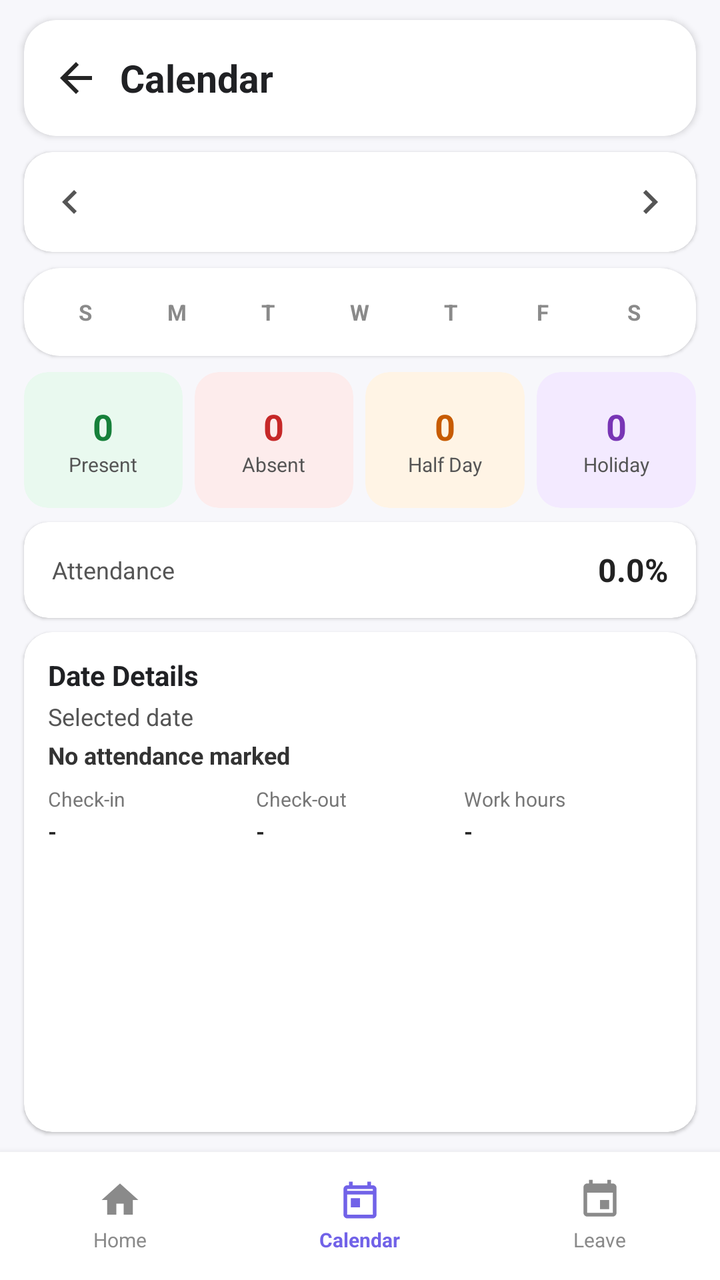
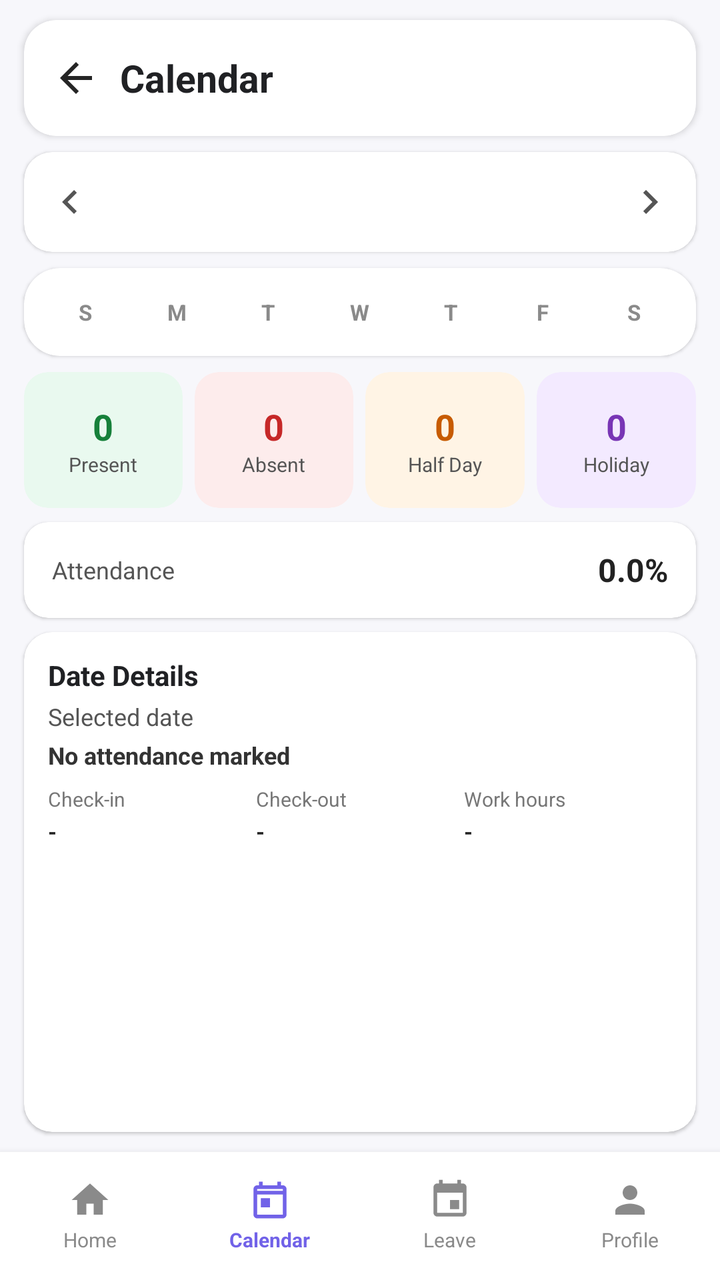

Two renders of the same Android screen: before a commit and after it. Below are the layout's source before the change and the commit's diff.
<!-- AndroidManifest.xml: application theme Theme.CollegeAttendance -->
<!-- res/layout/activity_calendar.xml -->
<?xml version="1.0" encoding="utf-8"?>
<LinearLayout xmlns:android="http://schemas.android.com/apk/res/android"
    xmlns:app="http://schemas.android.com/apk/res-auto"
    android:layout_width="match_parent"
    android:layout_height="match_parent"
    android:background="#F7F7FB"
    android:orientation="vertical">

    
    
    

    <com.google.android.material.card.MaterialCardView
        android:layout_width="match_parent"
        android:layout_height="58dp"
        android:layout_marginStart="12dp"
        android:layout_marginTop="10dp"
        android:layout_marginEnd="12dp"
        android:layout_marginBottom="8dp"
        app:cardBackgroundColor="@android:color/white"
        app:cardCornerRadius="16dp"
        app:cardElevation="2dp"
        app:strokeWidth="0dp">

        <LinearLayout
            android:layout_width="match_parent"
            android:layout_height="match_parent"
            android:gravity="center_vertical"
            android:orientation="horizontal"
            android:paddingStart="4dp"
            android:paddingEnd="12dp">

            <ImageButton
                android:id="@+id/btnBack"
                android:layout_width="44dp"
                android:layout_height="44dp"
                android:background="?attr/selectableItemBackgroundBorderless"
                android:contentDescription="@string/back"
                android:padding="11dp"
                android:src="@drawable/ic_arrow_back"
                app:tint="#252525" />

            <TextView
                android:id="@+id/tvCalendarTitle"
                android:layout_width="0dp"
                android:layout_height="wrap_content"
                android:layout_weight="1"
                android:text="@string/calendar_title"
                android:textColor="#202124"
                android:textSize="19sp"
                android:textStyle="bold" />

        </LinearLayout>

    </com.google.android.material.card.MaterialCardView>


    
    
    

    <com.google.android.material.card.MaterialCardView
        android:layout_width="match_parent"
        android:layout_height="50dp"
        android:layout_marginStart="12dp"
        android:layout_marginEnd="12dp"
        android:layout_marginBottom="8dp"
        app:cardBackgroundColor="@android:color/white"
        app:cardCornerRadius="14dp"
        app:cardElevation="1dp"
        app:strokeWidth="0dp">

        <LinearLayout
            android:layout_width="match_parent"
            android:layout_height="match_parent"
            android:gravity="center_vertical"
            android:orientation="horizontal">

            <ImageButton
                android:id="@+id/btnPreviousMonth"
                android:layout_width="46dp"
                android:layout_height="46dp"
                android:background="?attr/selectableItemBackgroundBorderless"
                android:contentDescription="@string/previous_month"
                android:padding="12dp"
                android:src="@drawable/ic_chevron_left"
                app:tint="#555555" />

            <TextView
                android:id="@+id/tvMonthYear"
                android:layout_width="0dp"
                android:layout_height="wrap_content"
                android:layout_weight="1"
                android:gravity="center"
                android:textColor="#202124"
                android:textSize="16sp"
                android:textStyle="bold" />

            <ImageButton
                android:id="@+id/btnNextMonth"
                android:layout_width="46dp"
                android:layout_height="46dp"
                android:background="?attr/selectableItemBackgroundBorderless"
                android:contentDescription="@string/next_month"
                android:padding="12dp"
                android:src="@drawable/ic_chevron_right"
                app:tint="#555555" />

        </LinearLayout>

    </com.google.android.material.card.MaterialCardView>


    
    
    

    <com.google.android.material.card.MaterialCardView
        android:layout_width="match_parent"
        android:layout_height="wrap_content"
        android:layout_marginStart="12dp"
        android:layout_marginEnd="12dp"
        app:cardBackgroundColor="@android:color/white"
        app:cardCornerRadius="18dp"
        app:cardElevation="1dp"
        app:strokeWidth="0dp">

        <LinearLayout
            android:layout_width="match_parent"
            android:layout_height="wrap_content"
            android:orientation="vertical"
            android:paddingStart="8dp"
            android:paddingTop="8dp"
            android:paddingEnd="8dp"
            android:paddingBottom="8dp">

            
            
            

            <GridLayout
                android:layout_width="match_parent"
                android:layout_height="28dp"
                android:columnCount="7"
                android:rowCount="1">

                <TextView
                    android:layout_width="0dp"
                    android:layout_height="match_parent"
                    android:layout_columnWeight="1"
                    android:gravity="center"
                    android:text="S"
                    android:textColor="#8A8A8A"
                    android:textSize="11sp"
                    android:textStyle="bold" />

                <TextView
                    android:layout_width="0dp"
                    android:layout_height="match_parent"
                    android:layout_columnWeight="1"
                    android:gravity="center"
                    android:text="M"
                    android:textColor="#8A8A8A"
                    android:textSize="11sp"
                    android:textStyle="bold" />

                <TextView
                    android:layout_width="0dp"
                    android:layout_height="match_parent"
                    android:layout_columnWeight="1"
                    android:gravity="center"
                    android:text="T"
                    android:textColor="#8A8A8A"
                    android:textSize="11sp"
                    android:textStyle="bold" />

                <TextView
                    android:layout_width="0dp"
                    android:layout_height="match_parent"
                    android:layout_columnWeight="1"
                    android:gravity="center"
                    android:text="W"
                    android:textColor="#8A8A8A"
                    android:textSize="11sp"
                    android:textStyle="bold" />

                <TextView
                    android:layout_width="0dp"
                    android:layout_height="match_parent"
                    android:layout_columnWeight="1"
                    android:gravity="center"
                    android:text="T"
                    android:textColor="#8A8A8A"
                    android:textSize="11sp"
                    android:textStyle="bold" />

                <TextView
                    android:layout_width="0dp"
                    android:layout_height="match_parent"
                    android:layout_columnWeight="1"
                    android:gravity="center"
                    android:text="F"
                    android:textColor="#8A8A8A"
                    android:textSize="11sp"
                    android:textStyle="bold" />

                <TextView
                    android:layout_width="0dp"
                    android:layout_height="match_parent"
                    android:layout_columnWeight="1"
                    android:gravity="center"
                    android:text="S"
                    android:textColor="#8A8A8A"
                    android:textSize="11sp"
                    android:textStyle="bold" />

            </GridLayout>


            
            
            

            <GridLayout
                android:id="@+id/calendarGrid"
                android:layout_width="match_parent"
                android:layout_height="wrap_content"
                android:columnCount="7"
                android:rowCount="6"
                android:useDefaultMargins="false" />

        </LinearLayout>

    </com.google.android.material.card.MaterialCardView>


    
    
    

    <LinearLayout
        android:layout_width="match_parent"
        android:layout_height="68dp"
        android:layout_marginStart="12dp"
        android:layout_marginTop="8dp"
        android:layout_marginEnd="12dp"
        android:baselineAligned="false"
        android:orientation="horizontal">

        

        <com.google.android.material.card.MaterialCardView
            android:layout_width="0dp"
            android:layout_height="match_parent"
            android:layout_marginEnd="3dp"
            android:layout_weight="1"
            app:cardBackgroundColor="#E9F9EF"
            app:cardCornerRadius="12dp"
            app:cardElevation="0dp"
            app:strokeWidth="0dp">

            <LinearLayout
                android:layout_width="match_parent"
                android:layout_height="match_parent"
                android:gravity="center"
                android:orientation="vertical">

                <TextView
                    android:id="@+id/tvPresentCount"
                    android:layout_width="wrap_content"
                    android:layout_height="wrap_content"
                    android:text="0"
                    android:textColor="#16803A"
                    android:textSize="18sp"
                    android:textStyle="bold" />

                <TextView
                    android:layout_width="wrap_content"
                    android:layout_height="wrap_content"
                    android:text="@string/present"
                    android:textColor="#555555"
                    android:textSize="10sp" />

            </LinearLayout>

        </com.google.android.material.card.MaterialCardView>


        

        <com.google.android.material.card.MaterialCardView
            android:layout_width="0dp"
            android:layout_height="match_parent"
            android:layout_marginStart="3dp"
            android:layout_marginEnd="3dp"
            android:layout_weight="1"
            app:cardBackgroundColor="#FDECEC"
            app:cardCornerRadius="12dp"
            app:cardElevation="0dp"
            app:strokeWidth="0dp">

            <LinearLayout
                android:layout_width="match_parent"
                android:layout_height="match_parent"
                android:gravity="center"
                android:orientation="vertical">

                <TextView
                    android:id="@+id/tvAbsentCount"
                    android:layout_width="wrap_content"
                    android:layout_height="wrap_content"
                    android:text="0"
                    android:textColor="#C62828"
                    android:textSize="18sp"
                    android:textStyle="bold" />

                <TextView
                    android:layout_width="wrap_content"
                    android:layout_height="wrap_content"
                    android:text="@string/absent"
                    android:textColor="#555555"
                    android:textSize="10sp" />

            </LinearLayout>

        </com.google.android.material.card.MaterialCardView>


        

        <com.google.android.material.card.MaterialCardView
            android:layout_width="0dp"
            android:layout_height="match_parent"
            android:layout_marginStart="3dp"
            android:layout_marginEnd="3dp"
            android:layout_weight="1"
            app:cardBackgroundColor="#FFF4E5"
            app:cardCornerRadius="12dp"
            app:cardElevation="0dp"
            app:strokeWidth="0dp">

            <LinearLayout
                android:layout_width="match_parent"
                android:layout_height="match_parent"
                android:gravity="center"
                android:orientation="vertical">

                <TextView
                    android:id="@+id/tvHalfDayCount"
                    android:layout_width="wrap_content"
                    android:layout_height="wrap_content"
                    android:text="0"
                    android:textColor="#C75B00"
                    android:textSize="18sp"
                    android:textStyle="bold" />

                <TextView
                    android:layout_width="wrap_content"
                    android:layout_height="wrap_content"
                    android:text="@string/half_day"
                    android:textColor="#555555"
                    android:textSize="10sp" />

            </LinearLayout>

        </com.google.android.material.card.MaterialCardView>


        

        <com.google.android.material.card.MaterialCardView
            android:layout_width="0dp"
            android:layout_height="match_parent"
            android:layout_marginStart="3dp"
            android:layout_weight="1"
            app:cardBackgroundColor="#F3EAFF"
            app:cardCornerRadius="12dp"
            app:cardElevation="0dp"
            app:strokeWidth="0dp">

            <LinearLayout
                android:layout_width="match_parent"
                android:layout_height="match_parent"
                android:gravity="center"
                android:orientation="vertical">

                <TextView
                    android:id="@+id/tvHolidayCount"
                    android:layout_width="wrap_content"
                    android:layout_height="wrap_content"
                    android:text="0"
                    android:textColor="#7835B5"
                    android:textSize="18sp"
                    android:textStyle="bold" />

                <TextView
                    android:layout_width="wrap_content"
                    android:layout_height="wrap_content"
                    android:text="@string/holiday"
                    android:textColor="#555555"
                    android:textSize="10sp" />

            </LinearLayout>

        </com.google.android.material.card.MaterialCardView>

    </LinearLayout>


    
    
    

    <com.google.android.material.card.MaterialCardView
        android:layout_width="match_parent"
        android:layout_height="48dp"
        android:layout_marginStart="12dp"
        android:layout_marginTop="7dp"
        android:layout_marginEnd="12dp"
        app:cardBackgroundColor="@android:color/white"
        app:cardCornerRadius="12dp"
        app:cardElevation="1dp"
        app:strokeWidth="0dp">

        <LinearLayout
            android:layout_width="match_parent"
            android:layout_height="match_parent"
            android:gravity="center_vertical"
            android:orientation="horizontal"
            android:paddingStart="14dp"
            android:paddingEnd="14dp">

            <TextView
                android:layout_width="0dp"
                android:layout_height="wrap_content"
                android:layout_weight="1"
                android:text="@string/attendance_percentage"
                android:textColor="#555555"
                android:textSize="12sp" />

            <TextView
                android:id="@+id/tvAttendancePercentage"
                android:layout_width="wrap_content"
                android:layout_height="wrap_content"
                android:text="0.0%"
                android:textColor="#222222"
                android:textSize="16sp"
                android:textStyle="bold" />

        </LinearLayout>

    </com.google.android.material.card.MaterialCardView>


    
    
    

    <com.google.android.material.card.MaterialCardView
        android:layout_width="match_parent"
        android:layout_height="0dp"
        android:layout_marginStart="12dp"
        android:layout_marginTop="7dp"
        android:layout_marginEnd="12dp"
        android:layout_marginBottom="10dp"
        android:layout_weight="1"
        app:cardBackgroundColor="@android:color/white"
        app:cardCornerRadius="14dp"
        app:cardElevation="1dp"
        app:strokeWidth="0dp">

        <LinearLayout
            android:layout_width="match_parent"
            android:layout_height="match_parent"
            android:orientation="vertical"
            android:padding="12dp">

            <TextView
                android:layout_width="wrap_content"
                android:layout_height="wrap_content"
                android:text="@string/date_details"
                android:textColor="#202124"
                android:textSize="14sp"
                android:textStyle="bold" />

            <TextView
                android:id="@+id/tvSelectedDate"
                android:layout_width="match_parent"
                android:layout_height="wrap_content"
                android:layout_marginTop="3dp"
                android:text="@string/selected_date"
                android:textColor="#555555"
                android:textSize="12sp" />

            <TextView
                android:id="@+id/tvSelectedStatus"
                android:layout_width="match_parent"
                android:layout_height="wrap_content"
                android:layout_marginTop="3dp"
                android:text="@string/no_attendance"
                android:textColor="#333333"
                android:textSize="12sp"
                android:textStyle="bold" />

            <LinearLayout
                android:layout_width="match_parent"
                android:layout_height="wrap_content"
                android:layout_marginTop="7dp"
                android:baselineAligned="false"
                android:orientation="horizontal">

                <TextView
                    android:layout_width="0dp"
                    android:layout_height="wrap_content"
                    android:layout_weight="1"
                    android:text="@string/check_in_time"
                    android:textColor="#777777"
                    android:textSize="10sp" />

                <TextView
                    android:layout_width="0dp"
                    android:layout_height="wrap_content"
                    android:layout_weight="1"
                    android:text="@string/check_out_time"
                    android:textColor="#777777"
                    android:textSize="10sp" />

                <TextView
                    android:layout_width="0dp"
                    android:layout_height="wrap_content"
                    android:layout_weight="1"
                    android:text="@string/total_work_hours"
                    android:textColor="#777777"
                    android:textSize="10sp" />

            </LinearLayout>

            <LinearLayout
                android:layout_width="match_parent"
                android:layout_height="wrap_content"
                android:layout_marginTop="2dp"
                android:baselineAligned="false"
                android:orientation="horizontal">

                <TextView
                    android:id="@+id/tvSelectedCheckIn"
                    android:layout_width="0dp"
                    android:layout_height="wrap_content"
                    android:layout_weight="1"
                    android:text="-"
                    android:textColor="#222222"
                    android:textSize="11sp"
                    android:textStyle="bold" />

                <TextView
                    android:id="@+id/tvSelectedCheckOut"
                    android:layout_width="0dp"
                    android:layout_height="wrap_content"
                    android:layout_weight="1"
                    android:text="-"
                    android:textColor="#222222"
                    android:textSize="11sp"
                    android:textStyle="bold" />

                <TextView
                    android:id="@+id/tvSelectedWorkHours"
                    android:layout_width="0dp"
                    android:layout_height="wrap_content"
                    android:layout_weight="1"
                    android:text="-"
                    android:textColor="#222222"
                    android:textSize="11sp"
                    android:textStyle="bold" />

            </LinearLayout>

        </LinearLayout>



    </com.google.android.material.card.MaterialCardView>
    
    
    

    <com.google.android.material.card.MaterialCardView
        android:layout_width="match_parent"
        android:layout_height="64dp"
        app:cardBackgroundColor="@android:color/white"
        app:cardCornerRadius="0dp"
        app:cardElevation="6dp"
        app:strokeWidth="0dp">

        <LinearLayout
            android:layout_width="match_parent"
            android:layout_height="match_parent"
            android:gravity="center"
            android:orientation="horizontal">

            

            <LinearLayout
                android:id="@+id/navHome"
                android:layout_width="0dp"
                android:layout_height="match_parent"
                android:layout_weight="1"
                android:clickable="true"
                android:focusable="true"
                android:gravity="center"
                android:orientation="vertical">

                <ImageView
                    android:layout_width="22dp"
                    android:layout_height="22dp"
                    android:src="@drawable/ic_home"
                    app:tint="#8A8A8A" />

                <TextView
                    android:layout_width="wrap_content"
                    android:layout_height="wrap_content"
                    android:layout_marginTop="2dp"
                    android:text="@string/home"
                    android:textColor="#8A8A8A"
                    android:textSize="10sp" />

            </LinearLayout>


            

            <LinearLayout
                android:id="@+id/navCalendar"
                android:layout_width="0dp"
                android:layout_height="match_parent"
                android:layout_weight="1"
                android:clickable="true"
                android:focusable="true"
                android:gravity="center"
                android:orientation="vertical">

                <ImageView
                    android:layout_width="22dp"
                    android:layout_height="22dp"
                    android:src="@drawable/ic_calendar"
                    app:tint="#7162E8" />

                <TextView
                    android:layout_width="wrap_content"
                    android:layout_height="wrap_content"
                    android:layout_marginTop="2dp"
                    android:text="@string/calendar_title"
                    android:textColor="#7162E8"
                    android:textSize="10sp"
                    android:textStyle="bold" />

            </LinearLayout>


            

            <LinearLayout
                android:id="@+id/navLeave"
                android:layout_width="0dp"
                android:layout_height="match_parent"
                android:layout_weight="1"
                android:clickable="true"
                android:focusable="true"
                android:gravity="center"
                android:orientation="vertical">

                <ImageView
                    android:layout_width="22dp"
                    android:layout_height="22dp"
                    android:src="@drawable/ic_event"
                    app:tint="#8A8A8A" />

                <TextView
                    android:layout_width="wrap_content"
                    android:layout_height="wrap_content"
                    android:layout_marginTop="2dp"
                    android:text="@string/leave_title"
                    android:textColor="#8A8A8A"
                    android:textSize="10sp" />


            </LinearLayout>

        </LinearLayout>

    </com.google.android.material.card.MaterialCardView>

</LinearLayout>
<!-- resources referenced by this layout -->
<resources>
  <!-- drawable ic_arrow_back (drawable) -->
  <vector xmlns:android="http://schemas.android.com/apk/res/android"
      android:width="24dp"
      android:height="24dp"
      android:viewportWidth="24"
      android:viewportHeight="24">
  
      <path
          android:fillColor="#000000"
          android:pathData="M20,11H7.83L13.42,5.41L12,4L4,12L12,20L13.41,18.59L7.83,13H20V11Z" />
  
  </vector>
  <!-- drawable ic_chevron_left (drawable) -->
  <vector xmlns:android="http://schemas.android.com/apk/res/android"
      android:width="24dp"
      android:height="24dp"
      android:viewportWidth="24"
      android:viewportHeight="24">
  
      <path
          android:fillColor="#000000"
          android:pathData="M15.41,7.41L14,6L8,12L14,18L15.41,16.59L10.83,12L15.41,7.41Z" />
  
  </vector>
  <!-- drawable ic_chevron_right (drawable) -->
  <vector xmlns:android="http://schemas.android.com/apk/res/android"
      android:width="24dp"
      android:height="24dp"
      android:viewportWidth="24"
      android:viewportHeight="24">
  
      <path
          android:fillColor="#000000"
          android:pathData="M8.59,16.59L10,18L16,12L10,6L8.59,7.41L13.17,12L8.59,16.59Z" />
  
  </vector>
  <!-- drawable ic_event (drawable) -->
  <vector xmlns:android="http://schemas.android.com/apk/res/android"
      android:width="24dp"
      android:height="24dp"
      android:viewportWidth="24"
      android:viewportHeight="24">
  
      <path
          android:fillColor="#000000"
          android:pathData="M17,12h-5v5h5v-5zM16,1v2H8V1H6v2H5c-1.11,0 -1.99,0.9 -1.99,2L3,19c0,1.1 0.89,2 2,2h14c1.1,0 2,-0.9 2,-2V5c0,-1.1 -0.9,-2 -2,-2h-1V1h-2zM19,19H5V8h14v11z" />
  
  </vector>
  <!-- drawable ic_home (drawable) -->
  <vector xmlns:android="http://schemas.android.com/apk/res/android"
      android:width="24dp"
      android:height="24dp"
      android:viewportWidth="24"
      android:viewportHeight="24">
  
      <path
          android:fillColor="#000000"
          android:pathData="M10,20v-6h4v6h5v-8h3L12,3 2,12h3v8z" />
  
  </vector>
  <string name="absent">Absent</string>
  <string name="attendance_percentage">
          Attendance
      </string>
  <string name="back">Back</string>
  <string name="calendar_title">Calendar</string>
  <string name="check_in_time">
          Check-in
      </string>
  <string name="check_out_time">
          Check-out
      </string>
  <string name="date_details">
          Date Details
      </string>
  <string name="half_day">Half Day</string>
  <string name="holiday">Holiday</string>
  <string name="home">Home</string>
  <string name="leave_title">Leave</string>
  <string name="next_month">Next month</string>
  <string name="no_attendance">
          No attendance marked
      </string>
  <string name="present">Present</string>
  <string name="previous_month">Previous month</string>
  <string name="selected_date">
          Selected date
      </string>
  <string name="total_work_hours">
          Work hours
      </string>
  <style name="Theme.CollegeAttendance" parent="Base.Theme.CollegeAttendance" />
  <style name="Base.Theme.CollegeAttendance" parent="Theme.Material3.DayNight.NoActionBar">
          
          
      </style>
  <!-- unchanged entries left out for length: 1 -->
</resources>

<!-- the commit's change to res/layout/activity_calendar.xml (unified diff, before → after) -->
@@ -576,9 +576,9 @@
 
         </LinearLayout>
 
-
-
     </com.google.android.material.card.MaterialCardView>
+
+
     
     
     
@@ -598,6 +598,8 @@
             android:orientation="horizontal">
 
             
+            
+            
 
             <LinearLayout
                 android:id="@+id/navHome"
@@ -627,9 +629,11 @@
 
 
             
-
-            <LinearLayout
-                android:id="@+id/navCalendar"
+            
+            
+
+            <LinearLayout
+                android:id="@+id/navAttendance"
                 android:layout_width="0dp"
                 android:layout_height="match_parent"
                 android:layout_weight="1"
@@ -639,12 +643,14 @@
                 android:orientation="vertical">
 
                 <ImageView
+                    android:id="@+id/iconAttendance"
                     android:layout_width="22dp"
                     android:layout_height="22dp"
                     android:src="@drawable/ic_calendar"
                     app:tint="#7162E8" />
 
                 <TextView
+                    android:id="@+id/textAttendance"
                     android:layout_width="wrap_content"
                     android:layout_height="wrap_content"
                     android:layout_marginTop="2dp"
@@ -656,6 +662,8 @@
             </LinearLayout>
 
 
+            
+            
             
 
             <LinearLayout
@@ -669,12 +677,14 @@
                 android:orientation="vertical">
 
                 <ImageView
+                    android:id="@+id/iconLeave"
                     android:layout_width="22dp"
                     android:layout_height="22dp"
                     android:src="@drawable/ic_event"
                     app:tint="#8A8A8A" />
 
                 <TextView
+                    android:id="@+id/textLeave"
                     android:layout_width="wrap_content"
                     android:layout_height="wrap_content"
                     android:layout_marginTop="2dp"
@@ -682,6 +692,38 @@
                     android:textColor="#8A8A8A"
                     android:textSize="10sp" />
 
+            </LinearLayout>
+
+
+            
+            
+            
+
+            <LinearLayout
+                android:id="@+id/navProfile"
+                android:layout_width="0dp"
+                android:layout_height="match_parent"
+                android:layout_weight="1"
+                android:clickable="true"
+                android:focusable="true"
+                android:gravity="center"
+                android:orientation="vertical">
+
+                <ImageView
+                    android:id="@+id/iconProfile"
+                    android:layout_width="22dp"
+                    android:layout_height="22dp"
+                    android:src="@drawable/ic_person"
+                    app:tint="#8A8A8A" />
+
+                <TextView
+                    android:id="@+id/textProfile"
+                    android:layout_width="wrap_content"
+                    android:layout_height="wrap_content"
+                    android:layout_marginTop="2dp"
+                    android:text="@string/profile"
+                    android:textColor="#8A8A8A"
+                    android:textSize="10sp" />
 
             </LinearLayout>
 
<!-- resource entries referenced after the edit -->
@@ -60,6 +60,18 @@
           android:pathData="M10,20v-6h4v6h5v-8h3L12,3 2,12h3v8z" />
   
   </vector>
+  <!-- drawable ic_person (drawable) -->
+  <vector xmlns:android="http://schemas.android.com/apk/res/android"
+      android:width="24dp"
+      android:height="24dp"
+      android:viewportWidth="24"
+      android:viewportHeight="24">
+  
+      <path
+          android:fillColor="#666666"
+          android:pathData="M12,12c2.21,0 4,-1.79 4,-4s-1.79,-4 -4,-4 -4,1.79 -4,4 1.79,4 4,4zM12,14c-2.67,0 -8,1.34 -8,4v2h16v-2c0,-2.66 -5.33,-4 -8,-4z" />
+  
+  </vector>
   <string name="absent">Absent</string>
   <string name="attendance_percentage">
           Attendance
@@ -85,6 +97,7 @@
       </string>
   <string name="present">Present</string>
   <string name="previous_month">Previous month</string>
+  <string name="profile">Profile</string>
   <string name="selected_date">
           Selected date
       </string>
